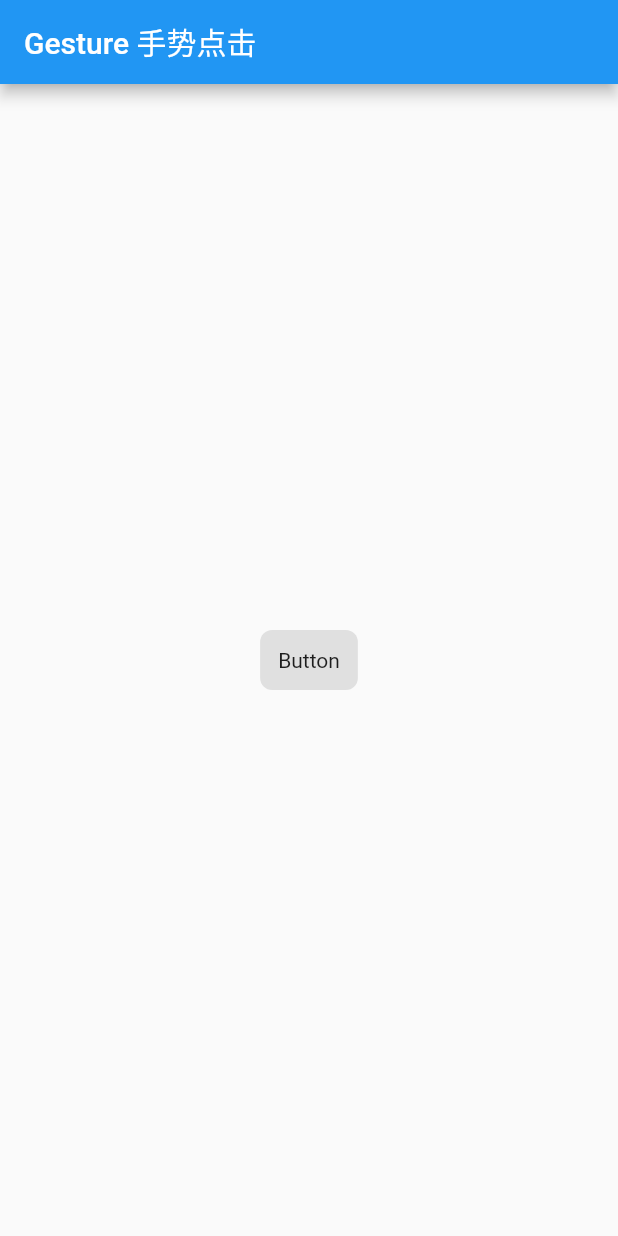
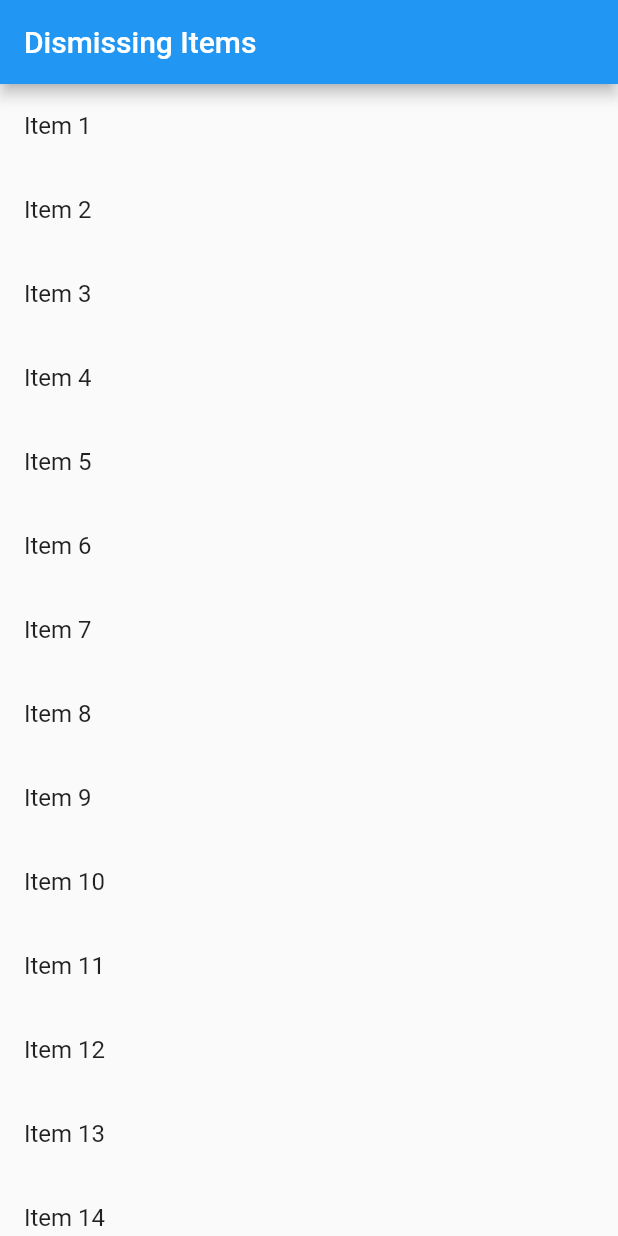
Before and after one commit to kenan0620/FlutterUI, a Flutter app: the screen it shows after launch, on a phone screen of 412 x 824 dp. Run offline on Flutter 3.47's test engine with Material 2 defaults, Android fonts, the phone set to English and light mode, and no system bars; our stand-ins replace cached_network_image, transparent_image.

Commit message:
实现滑动关闭

```diff
--- a/lib/Taps.dart
+++ b/lib/Taps.dart
@@ -65,3 +65,34 @@ class FlatButton extends StatelessWidget {
     );
   }
 }
+
+class ScrollCloseVC extends StatelessWidget {
+  final List<String> items;
+  ScrollCloseVC({Key key, @required this.items}): super(key: key);
+  @override
+  Widget build(BuildContext context) {
+    // TODO: implement build
+    final title = 'Dismissing Items';
+    return new MaterialApp(
+      title: title,
+      home: new Scaffold(
+        appBar: new AppBar(
+          title: new Text(title),
+        ),
+        body: new ListView.builder(itemBuilder: (context, index) {
+          final item = items[index];
+
+          return new Dismissible(key: new Key(item),
+              onDismissed: (direction) {
+            items.removeAt(index);
+            ScaffoldMessenger.of(context).showSnackBar(new SnackBar(content: new Text('$item dismissed')));
+              },
+              background: new Container(color: Colors.red,),
+              child: new ListTile(title: new Text('$item'),));
+        },
+        itemCount: items.length,),
+
+      ),
+    );
+  }
+}
--- a/lib/main.dart
+++ b/lib/main.dart
@@ -3,5 +3,5 @@ import 'package:flutter/material.dart';
 import 'Taps.dart';
 
 void main() {
-  runApp(new TapVC());
+  runApp(new ScrollCloseVC(items: new List<String>.generate(100, (index) => "Item ${index + 1}"),));
 }
```
